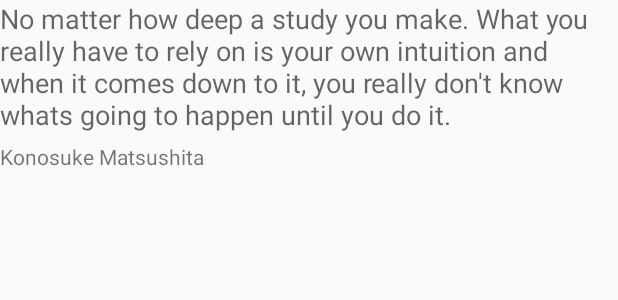
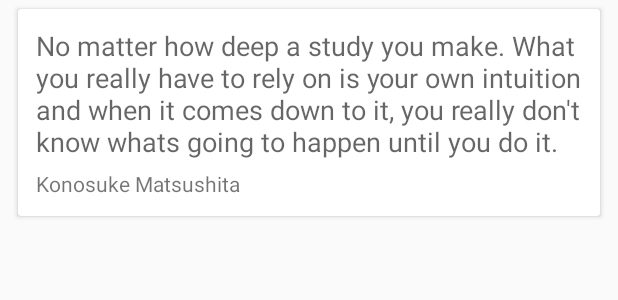
Before and after one commit to willbrom/ForismaticQuotes, an Android app: the layout favorite_item_layout.xml on its own in the app's theme, with its tools: preview values and no code run, on a phone screen of 412 x 824 dp. Shown: the top 300 px of the screen. Run offline under Robolectric (Android 15) with nearby library versions, the phone set to English and light mode, and no system bars; network calls fail.

Commit message:
added: cardView for fav items

```diff
--- a/app/src/main/res/layout/favorite_item_layout.xml
+++ b/app/src/main/res/layout/favorite_item_layout.xml
@@ -1,8 +1,19 @@
 <?xml version="1.0" encoding="utf-8"?>
-<LinearLayout xmlns:android="http://schemas.android.com/apk/res/android"
+<android.support.v7.widget.CardView xmlns:android="http://schemas.android.com/apk/res/android"
     android:layout_width="match_parent"
     android:layout_height="wrap_content"
-    xmlns:tools="http://schemas.android.com/tools"
+    xmlns:app="http://schemas.android.com/apk/res-auto"
+    android:layout_marginRight="@dimen/cardView_side_margin"
+    android:layout_marginLeft="@dimen/cardView_side_margin"
+    android:layout_marginTop="6dp"
+    android:elevation="@dimen/cardview_default_elevation"
+    app:cardCornerRadius="@dimen/cardview_default_radius"
+    xmlns:tools="http://schemas.android.com/tools">
+
+    <LinearLayout
+        android:layout_width="match_parent"
+        android:layout_height="wrap_content"
+        android:padding="12dp"
         android:orientation="vertical">
 
         <TextView
@@ -20,3 +31,5 @@
             android:layout_marginTop="6dp" />
 
     </LinearLayout>
+
+</android.support.v7.widget.CardView>
```
Lines whose indentation alone changed are shown as unchanged.
